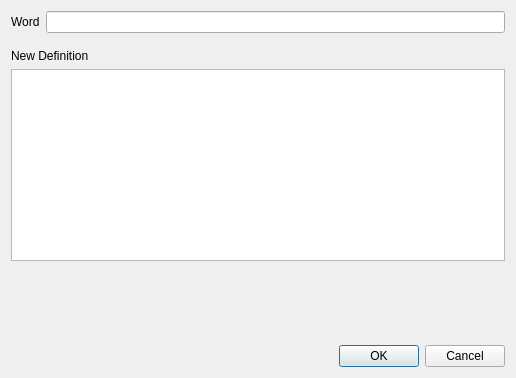
sangpham2710/CS163-Project, file dialogeditword.ui: the form before one commit.
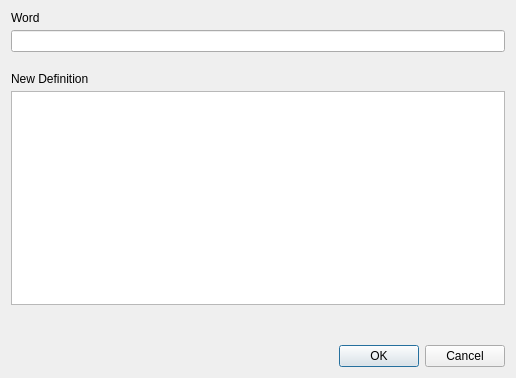
The form after the commit.

```diff
--- a/dialogeditword.ui
+++ b/dialogeditword.ui
@@ -16,10 +16,19 @@
   <layout class="QHBoxLayout" name="horizontalLayout_2">
    <item>
     <layout class="QVBoxLayout" name="verticalLayout_3">
+     <property name="spacing">
+      <number>40</number>
+     </property>
      <item>
       <layout class="QVBoxLayout" name="verticalLayout_2">
+       <property name="spacing">
+        <number>20</number>
+       </property>
        <item>
-        <layout class="QHBoxLayout" name="horizontalLayoutEditWord">
+        <layout class="QVBoxLayout" name="verticalLayout">
+         <property name="spacing">
+          <number>5</number>
+         </property>
          <item>
           <widget class="QLabel" name="labelEditWord">
            <property name="text">
@@ -32,24 +41,11 @@
          </item>
         </layout>
        </item>
-       <item>
-        <spacer name="verticalSpacer_2">
-         <property name="orientation">
-          <enum>Qt::Vertical</enum>
-         </property>
-         <property name="sizeType">
-          <enum>QSizePolicy::MinimumExpanding</enum>
-         </property>
-         <property name="sizeHint" stdset="0">
-          <size>
-           <width>20</width>
-           <height>10</height>
-          </size>
-         </property>
-        </spacer>
-       </item>
        <item>
         <layout class="QVBoxLayout" name="verticalLayoutEditDefinition">
+         <property name="spacing">
+          <number>5</number>
+         </property>
          <item>
           <widget class="QLabel" name="labelEditDefinition">
            <property name="text">
@@ -64,22 +60,6 @@
        </item>
       </layout>
      </item>
-     <item>
-      <spacer name="verticalSpacer">
-       <property name="orientation">
-        <enum>Qt::Vertical</enum>
-       </property>
-       <property name="sizeType">
-        <enum>QSizePolicy::MinimumExpanding</enum>
-       </property>
-       <property name="sizeHint" stdset="0">
-        <size>
-         <width>20</width>
-         <height>40</height>
-        </size>
-       </property>
-      </spacer>
-     </item>
      <item>
       <widget class="QDialogButtonBox" name="buttonBox">
        <property name="orientation">
```
